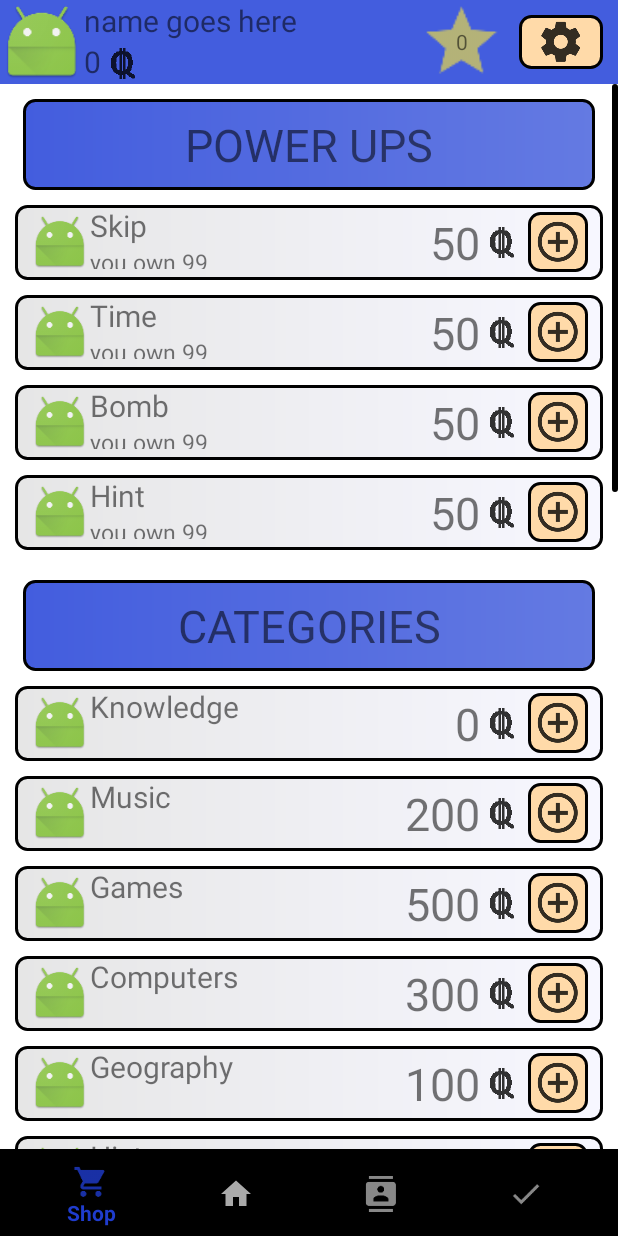
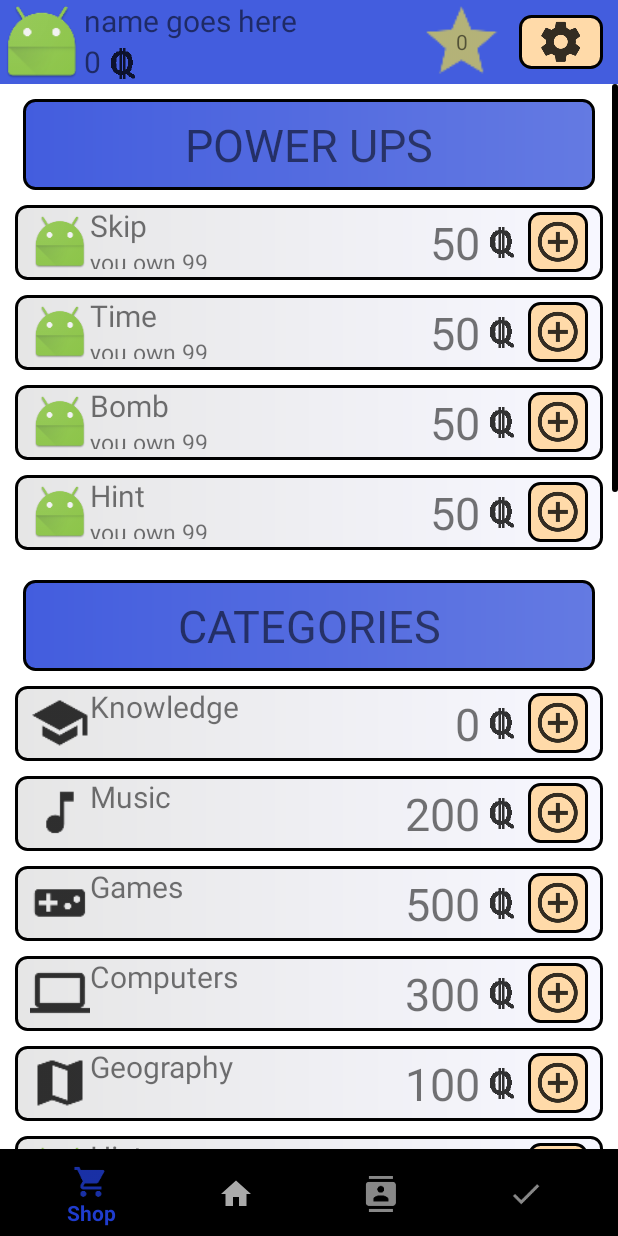
Before and after one commit to ggegiya1/QuiZee, an Android app: the screen it shows after launch (Bottom_Navigation), after a tap on "Buy button", on a phone screen of 412 x 824 dp. Run offline under Robolectric (Android 15) with nearby library versions, the phone set to English and light mode, and no system bars.

Commit message:
-ajout dun delai entre les question => lutilisateur doit attendre 1 sec avant de pouvoir repondre

```diff
--- a/app/src/main/java/com/app/game/quizee/BackEnd/BackEndManager.java
+++ b/app/src/main/java/com/app/game/quizee/BackEnd/BackEndManager.java
@@ -29,47 +29,47 @@ public class BackEndManager {
         mes_cate.add(category1);
         Category category2 = new Category(2, "Entertainment: Video Games", 500, R.drawable.videogames_category_icon);
         mes_cate.add(category2);
-        Category category3 = new Category(3, "Science: Computers", 300, R.drawable.videogames_category_icon);
+        Category category3 = new Category(3, "Science: Computers", 300, R.drawable.ic_computer);
         mes_cate.add(category3);
         Category category4 = new Category(4, "Geography", 100, R.drawable.ic_geography);
         mes_cate.add(category4);
-        Category category5 = new Category(5, "History", 150);
+        Category category5 = new Category(5, "History", 150 , R.mipmap.ic_launcher);
         mes_cate.add(category5);
         Category category6 = new Category(6, "Art", 50, R.drawable.ic_art);
         mes_cate.add(category6);
         Category category7 = new Category(7,"Entertainment: Books",100, R.drawable.ic_practice);
         mes_cate.add(category7);
-        Category category8 = new Category(8,"Entertainment: Film",50);
+        Category category8 = new Category(8,"Entertainment: Film",50, R.drawable.ic_movie);
         mes_cate.add(category8);
-        Category category9 = new Category(9,"Entertainment: Musicals & Theatres",50);
+        Category category9 = new Category(9,"Entertainment: Musicals & Theatres",50 , R.mipmap.ic_launcher);
         mes_cate.add(category9);
-        Category category10 = new Category(10,"Entertainment: Television",100);
+        Category category10 = new Category(10,"Entertainment: Television",100 , R.drawable.ic_television);
         mes_cate.add(category10);
-        Category category11 = new Category(11,"Entertainment: Board Games",100);
+        Category category11 = new Category(11,"Entertainment: Board Games",100, R.mipmap.ic_launcher);
         mes_cate.add(category11);
-        Category category12 = new Category(12,"Science & Nature",200);
+        Category category12 = new Category(12,"Science & Nature",200, R.drawable.ic_nature);
         mes_cate.add(category12);
-        Category category13 = new Category(13,"Celebrities",200);
+        Category category13 = new Category(13,"Celebrities",200 , R.mipmap.ic_launcher);
         mes_cate.add(category13);
-        Category category14 = new Category(14,"Animals",100);
+        Category category14 = new Category(14,"Animals",100 , R.mipmap.ic_launcher);
         mes_cate.add(category14);
-        Category category15 = new Category(15,"Politics",300);
+        Category category15 = new Category(15,"Politics",300 , R.mipmap.ic_launcher);
         mes_cate.add(category15);
-        Category category16 = new Category(16,"Science: Mathematics",400);
+        Category category16 = new Category(16,"Science: Mathematics",400 ,R.mipmap.ic_launcher);
         mes_cate.add(category16);
-        Category category17 = new Category(17,"Mythology",0);
+        Category category17 = new Category(17,"Mythology",0 ,R.mipmap.ic_launcher);
         mes_cate.add(category17);
-        Category category18 = new Category(18,"Sports",0);
+        Category category18 = new Category(18,"Sports",0 ,R.mipmap.ic_launcher);
         mes_cate.add(category18);
-        Category category19 = new Category(19,"Vehicles",0);
+        Category category19 = new Category(19,"Vehicles",0 ,R.mipmap.ic_launcher);
         mes_cate.add(category19);
-        Category category20 = new Category(20,"Entertainment: Comics",0);
+        Category category20 = new Category(20,"Entertainment: Comics",0, R.mipmap.ic_launcher);
         mes_cate.add(category20);
-        Category category21 = new Category(21,"Entertainment: Japanese Anime & Manga",0);
+        Category category21 = new Category(21,"Entertainment: Japanese Anime & Manga",0, R.mipmap.ic_launcher);
         mes_cate.add(category21);
-        Category category22 = new Category(22,"Entertainment: Cartoon & Animations",0);
+        Category category22 = new Category(22,"Entertainment: Cartoon & Animations",0, R.mipmap.ic_launcher);
         mes_cate.add(category22);
-        Category category23 = new Category(23,"Science: Gadgets",0);
+        Category category23 = new Category(23,"Science: Gadgets",0, R.mipmap.ic_launcher);
         mes_cate.add(category23);
     }
 
--- a/app/src/main/java/com/app/game/quizee/BackEnd/Category.java
+++ b/app/src/main/java/com/app/game/quizee/BackEnd/Category.java
@@ -9,12 +9,6 @@ public class Category {
     private String name;
     private double price;
     private int imageId;
-
-    public Category(int c_id, String c_name, double c_price){
-        id = c_id;
-        name = c_name;
-        price = c_price;
-    }
 
     public Category(int c_id, String c_name, double c_price, int c_imageId){
         id = c_id;
--- a/app/src/main/java/com/app/game/quizee/QuestionActivity.java
+++ b/app/src/main/java/com/app/game/quizee/QuestionActivity.java
@@ -42,7 +42,7 @@ public class QuestionActivity extends AppCompatActivity{
     ImageButton skipButton;
     ImageButton addTimeButton;
 
-
+    Boolean anserable;
     String correctAnswer;
     ProgressBar pb;
     MyCountDownTimer countDownTimer;
@@ -52,9 +52,11 @@ public class QuestionActivity extends AppCompatActivity{
     int questionCount;
 
     final int baseTime = 10000; // temps entre les questions en milisecondes
+    final int preventTime = 1000; // temps entre les questions ou on ne peut pas clicker en milisecondes
 
     @Override
     protected void onCreate(Bundle savedInstanceState) {
+        anserable = true;
         super.onCreate(savedInstanceState);
         setContentView(R.layout.activity_question);
 
@@ -170,20 +172,18 @@ public class QuestionActivity extends AppCompatActivity{
 
             //met un icone et un texte correspondant a la category
             category.setText(question.getCategory().get_name());
-
-            //TODO sassurer que toutes les categories aient des images puis enlever le if?
-            if(getDrawable(question.getCategory().get_imageId()) != null) {
-                icon.setBackground(getDrawable(question.getCategory().get_imageId()));
-            };
+            icon.setImageResource(question.getCategory().get_imageId());
             correctAnswer = question.getCorrectAnswer();
             reinitializer();
         }
     }
 
     private View.OnClickListener answerValidator(){
+
         return new View.OnClickListener() {
             @Override
             public void onClick(View v) {
+                if(anserable) {
                     String answer = ((Button)v).getText().toString();
                     Log.i("activity.question", String.format("answer: %s", answer));
                     if (answer.equals(correctAnswer)){
@@ -200,11 +200,17 @@ public class QuestionActivity extends AppCompatActivity{
                     }
                     newQuestion();
                 }
+            }
         };
     }
 
     private void newQuestion(){
         questionCount++;
+
+        //ajoute un delai ou on ne peut repondre a la question pour etre certain de ne
+        // pas avoir accrocher de bouton
+        new PreventClickCountDownTimer(preventTime, preventTime).start();
+
         QuestionFetcher questionFetcher = new QuestionFetcher();
         questionFetcher.execute("");
     }
@@ -262,6 +268,26 @@ public class QuestionActivity extends AppCompatActivity{
         }
     }
 
+    //custom countdownTimer class empecher de clicker sur une reponse trop rapidement
+    private class PreventClickCountDownTimer extends CountDownTimer {
+
+        private PreventClickCountDownTimer(long startTime, long timeBetweenTicks) {
+            super(startTime, timeBetweenTicks);
+            anserable = false;
+        }
+
+        @Override
+        @TargetApi(21)
+        public void onTick(long millisUntilFinished) {
+
+        }
+        @Override
+        public void onFinish() {
+            anserable = true;
+        }
+    }
+
+
     //ce quil se passe lorsque lon clique sur +5 sec
     public void addTime(View v) {
         addTimeButton.setClickable(false);
--- a/app/src/main/java/com/app/game/quizee/ShopFragment.java
+++ b/app/src/main/java/com/app/game/quizee/ShopFragment.java
@@ -9,6 +9,7 @@ import android.view.View;
 import android.view.ViewGroup;
 import android.widget.FrameLayout;
 import android.widget.ImageButton;
+import android.widget.ImageView;
 import android.widget.LinearLayout;
 import android.widget.RelativeLayout;
 import android.widget.TextView;
@@ -40,6 +41,7 @@ public class ShopFragment extends Fragment {
             TextView powUpName = (TextView) relL.findViewById(R.id.shop_item_name);
             TextView powUpPrice = (TextView) relL.findViewById(R.id.shop_item_price);
             TextView powUpCount = (TextView) relL.findViewById(R.id.shop_item_quantity);
+            ImageView powUpIcon = (ImageView) relL.findViewById(R.id.shop_item_icon);
             ViewSwitcher boughtSwitch = (ViewSwitcher) relL.findViewById(R.id.shop_item_viewswitcher);
             ImageButton buy = (ImageButton) relL.findViewById(R.id.shop_buy_button);
 
@@ -76,6 +78,7 @@ public class ShopFragment extends Fragment {
             TextView catName = (TextView) relL.findViewById(R.id.shop_item_name);
             TextView catPrice = (TextView) relL.findViewById(R.id.shop_item_price);
             TextView catCount = (TextView) relL.findViewById(R.id.shop_item_quantity);
+            ImageView catIcon = (ImageView) relL.findViewById(R.id.shop_item_icon);
             ImageButton catBuyButton = (ImageButton) relL.findViewById(R.id.shop_buy_button);
             final ViewSwitcher boughtSwitch = (ViewSwitcher) relL.findViewById(R.id.shop_item_viewswitcher);
             catCount.setVisibility(View.INVISIBLE);
@@ -83,6 +86,8 @@ public class ShopFragment extends Fragment {
             catPrice.setText(Integer.toString((int)category.get_price()));
             catName.setText(parts[parts.length-1]);
             categoriesShop.addView(relL);
+            catIcon.setImageResource(category.get_imageId());
+
 
             //verifie si la categorie a deja ete acheté TODO programmaticallement
             if(false) {
--- a/app/src/main/res/layout/shop_item_list_layout.xml
+++ b/app/src/main/res/layout/shop_item_list_layout.xml
@@ -59,8 +59,7 @@
             android:layout_height="40dp"
             android:src="@drawable/ic_check"
             android:id="@+id/shop_buy_bought"
-            android:contentDescription="Bought image"
-            android:background="@drawable/button_tertiary_default" />
+            android:contentDescription="Bought image" />
 
         <ImageButton
             android:layout_width="40dp"
```
Also changed, not shown: app/src/main/res/drawable-hdpi/ic_movie.png (added), app/src/main/res/drawable-hdpi/ic_nature.png (added), app/src/main/res/drawable-hdpi/ic_television.png (added), app/src/main/res/drawable-mdpi/ic_movie.png (added), app/src/main/res/drawable-mdpi/ic_nature.png (added), app/src/main/res/drawable-mdpi/ic_television.png (added), app/src/main/res/drawable-xhdpi/ic_movie.png (added), app/src/main/res/drawable-xhdpi/ic_nature.png (added), app/src/main/res/drawable-xhdpi/ic_television.png (added), app/src/main/res/drawable-xxhdpi/ic_movie.png (added), app/src/main/res/drawable-xxhdpi/ic_nature.png (added), app/src/main/res/drawable-xxhdpi/ic_television.png (added). Lines whose indentation alone changed are shown as unchanged.
